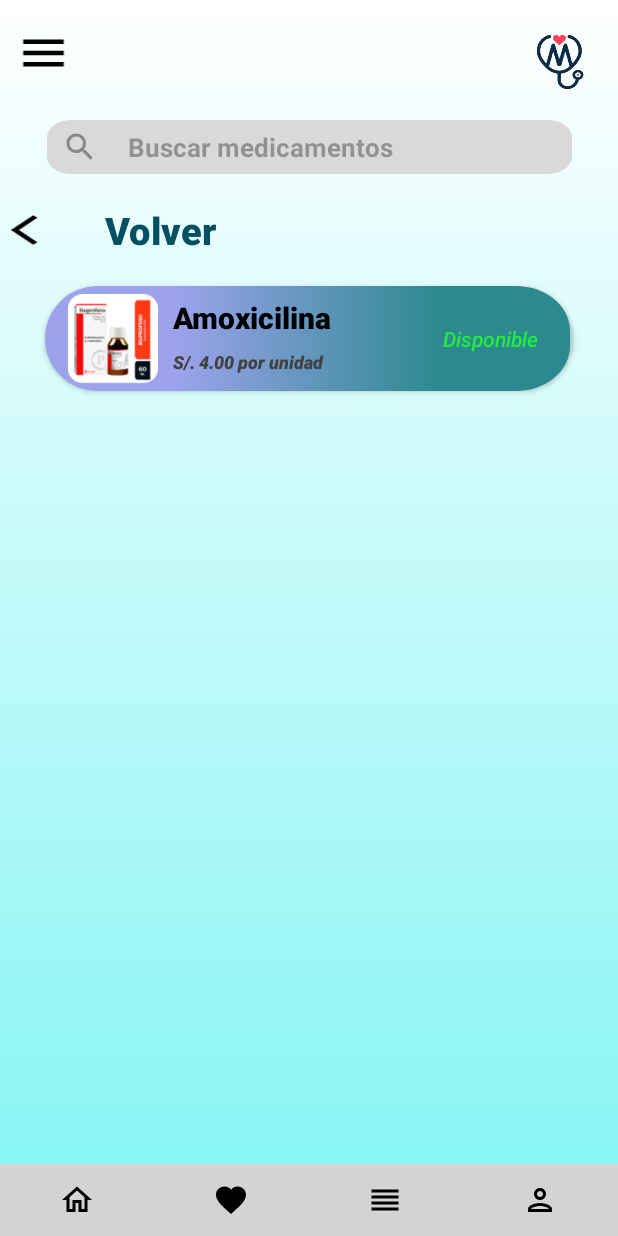
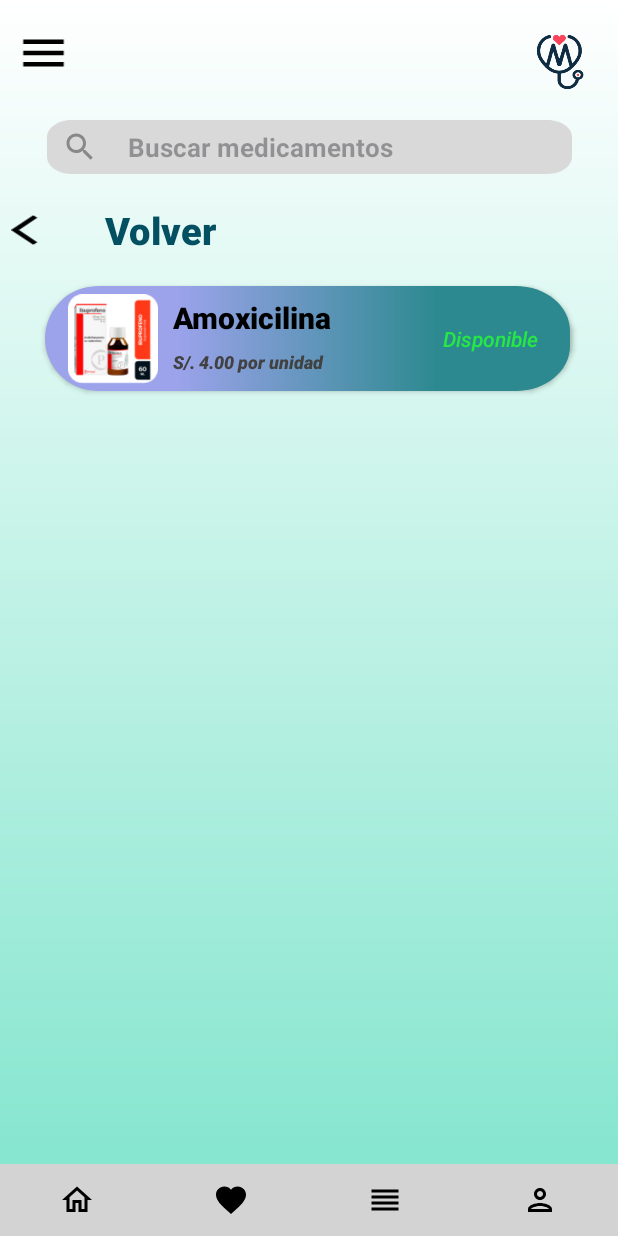
Before and after one commit to GabrielMaQui/Proyecto_App_Medica, an Android app: the CategoriaActivity screen opened directly, with no data from a screen before it, after a tap on an icon or button, on a phone screen of 412 x 824 dp. Run offline under Robolectric (Android 15) with nearby library versions, the phone set to English and light mode, and no system bars.

Commit message:
Ultimos cambios de vistas

```diff
--- a/app/src/main/java/com/cibertec/proyecto_app_medica/CategoriaActivity.kt
+++ b/app/src/main/java/com/cibertec/proyecto_app_medica/CategoriaActivity.kt
@@ -18,6 +18,8 @@ class CategoriaActivity: AppCompatActivity() {
     private lateinit var PrimerosAuxilios: ImageView
     private lateinit var Nutricion: ImageView
     private lateinit var pedidos: ImageButton
+    private lateinit var menuButton: ImageView
+    private lateinit var home: ImageButton
 
     override fun onCreate(savedInstanceState: Bundle?) {
         super.onCreate(savedInstanceState)
@@ -27,6 +29,12 @@ class CategoriaActivity: AppCompatActivity() {
             val systemBars = insets.getInsets(WindowInsetsCompat.Type.systemBars())
             v.setPadding(systemBars.left, systemBars.top, systemBars.right, systemBars.bottom)
             insets
+        }
+
+        menuButton = findViewById(R.id.menu_button)
+        menuButton.setOnClickListener {
+            val menu = Intent(this, MenuDesplegableActivity::class.java)
+            startActivity(menu)
         }
 
         pedidos = findViewById(R.id.btn_orders)
@@ -70,5 +78,11 @@ class CategoriaActivity: AppCompatActivity() {
             val list = Intent(this, ListaProductosActivity::class.java)
             startActivity(list)
         }
+
+        home = findViewById(R.id.btn_home)
+        home.setOnClickListener {
+            val home = Intent(this, MenuInicialActivity::class.java)
+            startActivity(home)
+        }
     }
 }
--- a/app/src/main/java/com/cibertec/proyecto_app_medica/ListaProductosActivity.kt
+++ b/app/src/main/java/com/cibertec/proyecto_app_medica/ListaProductosActivity.kt
@@ -4,6 +4,7 @@ import android.content.Intent
 import android.os.Bundle
 import android.widget.Button
 import android.widget.ImageButton
+import android.widget.ImageView
 import androidx.activity.enableEdgeToEdge
 import androidx.appcompat.app.AppCompatActivity
 import androidx.cardview.widget.CardView
@@ -24,6 +25,8 @@ class ListaProductosActivity: AppCompatActivity() {
     private lateinit var producto: CardView
 
     private lateinit var pedidos: ImageButton
+    private lateinit var menuButton: ImageView
+    private lateinit var home: ImageButton
 
     override fun onCreate(savedInstanceState: Bundle?) {
         super.onCreate(savedInstanceState)
@@ -34,6 +37,12 @@ class ListaProductosActivity: AppCompatActivity() {
             v.setPadding(systemBars.left, systemBars.top, systemBars.right, systemBars.bottom)
             insets
         }
+        menuButton = findViewById(R.id.menu_button)
+        menuButton.setOnClickListener {
+            val menu = Intent(this, MenuDesplegableActivity::class.java)
+            startActivity(menu)
+        }
+
         pedidos = findViewById(R.id.btn_orders)
         pedidos.setOnClickListener {
             val pedidos = Intent(this, ListaPedidos::class.java)
@@ -58,6 +67,12 @@ class ListaProductosActivity: AppCompatActivity() {
             startActivity(detalle)
         }
 
+        home = findViewById(R.id.btn_home)
+        home.setOnClickListener {
+            val home = Intent(this, MenuInicialActivity::class.java)
+            startActivity(home)
+        }
+
         listaProductos = ArrayList<Producto>();
         adapter = ProductoAdapter(listaProductos)
         /*val recyclerView: RecyclerView = findViewById(R.id.rv_listadoProductos)
--- a/app/src/main/res/drawable/confirmacio.xml
+++ b/app/src/main/res/drawable/confirmacio.xml
@@ -1,7 +1,7 @@
 <?xml version="1.0" encoding="utf-8"?>
 <shape xmlns:android="http://schemas.android.com/apk/res/android">
     <gradient
-        android:startColor="#81F4F4"
+        android:startColor="#7EE4CC"
         android:endColor="#FFFFFF"
         android:angle="90"
         android:centerX="180"
--- a/app/src/main/res/layout/list_categorias.xml
+++ b/app/src/main/res/layout/list_categorias.xml
@@ -9,7 +9,7 @@
     tools:context=".CategoriaActivity">
 
     <ImageView
-        android:id="@+id/some_id"
+        android:id="@+id/menu_button"
         android:layout_width="38dp"
         android:layout_height="36dp"
         app:layout_constraintTop_toTopOf="parent"
--- a/app/src/main/res/layout/list_productos.xml
+++ b/app/src/main/res/layout/list_productos.xml
@@ -9,7 +9,7 @@
     tools:context=".ListaProductosActivity">
 
     <ImageView
-        android:id="@+id/some_id"
+        android:id="@+id/menu_button"
         android:layout_width="38dp"
         android:layout_height="36dp"
         app:layout_constraintTop_toTopOf="parent"
--- a/app/src/main/res/layout/menu_despegable.xml
+++ b/app/src/main/res/layout/menu_despegable.xml
@@ -4,7 +4,8 @@
     android:layout_width="match_parent"
     android:layout_height="match_parent"
     xmlns:app="http://schemas.android.com/apk/res-auto"
-    android:background="@drawable/confirmacio">
+    android:background="@drawable/confirmacio"
+    tools:context=".MenuDesplegableActivity">
 
     <TextView
         android:id="@+id/medi_app"
```
Also changed, not shown: app/src/main/AndroidManifest.xml (+6 -1 lines), app/src/main/java/com/cibertec/proyecto_app_medica/DetalleProducto.kt (+25 -1 lines), app/src/main/java/com/cibertec/proyecto_app_medica/ListaPedidos.kt (+7 -0 lines), app/src/main/java/com/cibertec/proyecto_app_medica/MenuInicialActivity.kt (+8 -0 lines), app/src/main/res/layout/activity_detalle_producto.xml (+12 -7 lines), app/src/main/res/layout/activity_lista_pedidos.xml (+9 -5 lines).
